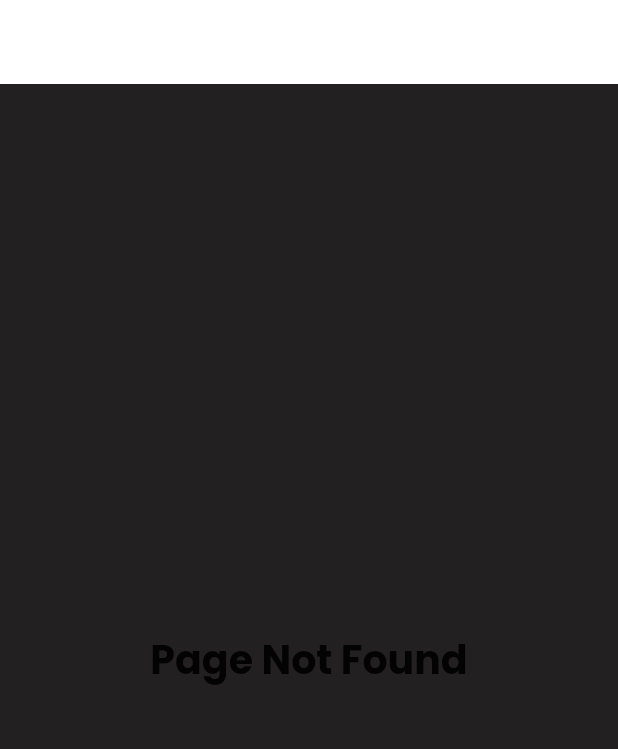
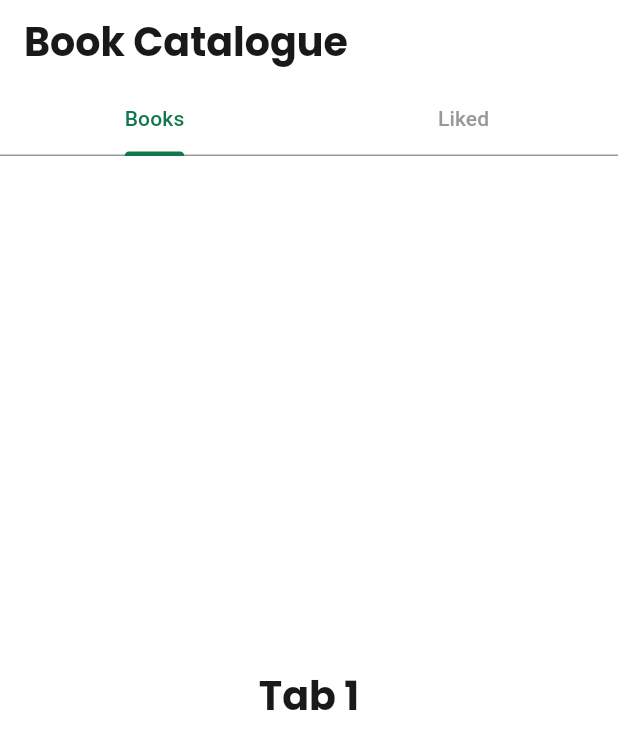
Before and after one commit to Centauryal/book_catalogue, a Flutter app: the screen it shows after launch, on a phone screen of 412 x 824 dp. Shown: the top 749 px of the screen. Run offline on Flutter 3.47's test engine with Material 3 defaults, Android fonts, the phone set to English and light mode, and no system bars; our stand-ins replace dio, flutter_screenutil, google_fonts; missing offline and left inert: navigation_history_observer; generated files the repository leaves out were written again.

Commit message:
feat: Add home page

```diff
--- a/lib/l10n/intl_id.arb
+++ b/lib/l10n/intl_id.arb
@@ -1,4 +1,6 @@
 {
   "title": "Book Catalogue",
-  "labelPageNotFound": "Page Not Found"
+  "labelPageNotFound": "Page Not Found",
+  "labelBooks": "Books",
+  "labelLiked": "Liked"
 }
--- a/lib/src/navigator/custom_route.dart
+++ b/lib/src/navigator/custom_route.dart
@@ -1,6 +1,7 @@
 import 'package:flutter/material.dart';
 
 import '../presentation/blank/blank_page.dart';
+import '../presentation/home/home_page.dart';
 import 'route_names.dart';
 
 class CustomRoute {
@@ -12,7 +13,7 @@ class CustomRoute {
       case RouteNames.home:
         return PageRouteBuilder(
           settings: settings,
-          pageBuilder: (_, __, ___) => const BlankPage(),
+          pageBuilder: (_, __, ___) => const HomePage(),
         );
       default:
         return blankPage;
--- a/lib/src/presentation/book_catalogue_app/book_catalogue_app.dart
+++ b/lib/src/presentation/book_catalogue_app/book_catalogue_app.dart
@@ -8,7 +8,7 @@ import '../../../generated/l10n.dart';
 import '../../utils/route_observer.dart';
 import '../../utils/themes/app_themes.dart';
 import '../../utils/themes/design_system_text_style.dart';
-import '../blank/blank_page.dart';
+import '../home/home_page.dart';
 
 class BookCatalogueApp extends StatelessWidget {
   const BookCatalogueApp({super.key});
@@ -33,7 +33,7 @@ class BookCatalogueApp extends StatelessWidget {
           theme: appTheme(),
           darkTheme: ThemeData.dark(),
           onGenerateRoute: CustomRoute.getRouteGenerate,
-          home: const BlankPage(),
+          home: const HomePage(),
           builder: (context, child) {
             return MediaQuery(
               data: MediaQuery.of(
--- /dev/null
+++ b/lib/src/presentation/home/home_page.dart
@@ -0,0 +1,62 @@
+import 'package:flutter/material.dart';
+
+import '../../../generated/l10n.dart';
+import '../../utils/themes/design_system_color.dart';
+import '../../utils/themes/design_system_text_style.dart';
+
+class HomePage extends StatefulWidget {
+  const HomePage({super.key});
+
+  @override
+  State<HomePage> createState() => _HomePageState();
+}
+
+class _HomePageState extends State<HomePage>
+    with SingleTickerProviderStateMixin {
+  late TabController tabController;
+
+  @override
+  void initState() {
+    super.initState();
+
+    tabController = TabController(length: 2, vsync: this);
+  }
+
+  @override
+  void dispose() {
+    tabController.dispose();
+    super.dispose();
+  }
+
+  @override
+  Widget build(BuildContext context) {
+    return Scaffold(
+      backgroundColor: kWhite,
+      appBar: AppBar(
+        title: Text(
+          S.current.title,
+          style: DesignSystemTextStyle.current.heading4,
+        ),
+        bottom: TabBar(
+          controller: tabController,
+          tabs: [
+            Tab(text: S.current.labelBooks),
+            Tab(text: S.current.labelLiked),
+          ],
+        ),
+      ),
+      body: TabBarView(
+        controller: tabController,
+        physics: const NeverScrollableScrollPhysics(),
+        children: [
+          Center(
+            child: Text('Tab 1', style: DesignSystemTextStyle.current.heading4),
+          ),
+          Center(
+            child: Text('Tab 2', style: DesignSystemTextStyle.current.heading4),
+          ),
+        ],
+      ),
+    );
+  }
+}
```
